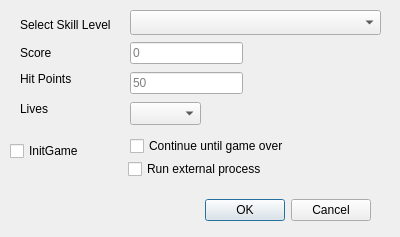
cfrankb/lgck-src, file src/lgck-builder/DlgTestLevel.ui: the form before one commit.
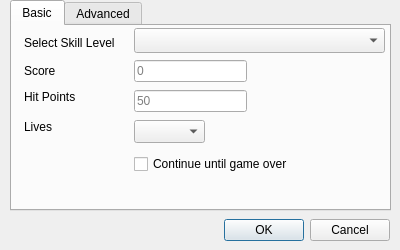
The form after the commit. Icons and pictures are not drawn.

```diff
--- a/src/lgck-builder/DlgTestLevel.ui
+++ b/src/lgck-builder/DlgTestLevel.ui
@@ -7,7 +7,7 @@
     <x>0</x>
     <y>0</y>
     <width>400</width>
-    <height>237</height>
+    <height>250</height>
    </rect>
   </property>
   <property name="minimumSize">
@@ -32,8 +32,8 @@
   <widget class="QDialogButtonBox" name="buttonBox">
    <property name="geometry">
     <rect>
-     <x>150</x>
-     <y>190</y>
+     <x>169</x>
+     <y>210</y>
      <width>221</width>
      <height>41</height>
     </rect>
@@ -45,11 +45,50 @@
     <set>QDialogButtonBox::Cancel|QDialogButtonBox::Ok</set>
    </property>
   </widget>
+  <widget class="QTabWidget" name="tabWidget">
+   <property name="geometry">
+    <rect>
+     <x>10</x>
+     <y>0</y>
+     <width>381</width>
+     <height>211</height>
+    </rect>
+   </property>
+   <property name="currentIndex">
+    <number>0</number>
+   </property>
+   <widget class="QWidget" name="tab">
+    <attribute name="title">
+     <string>Basic</string>
+    </attribute>
+    <widget class="QComboBox" name="cbSkill">
+     <property name="geometry">
+      <rect>
+       <x>122</x>
+       <y>2</y>
+       <width>251</width>
+       <height>25</height>
+      </rect>
+     </property>
+    </widget>
+    <widget class="QLabel" name="label_4">
+     <property name="geometry">
+      <rect>
+       <x>12</x>
+       <y>94</y>
+       <width>52</width>
+       <height>14</height>
+      </rect>
+     </property>
+     <property name="text">
+      <string>Lives</string>
+     </property>
+    </widget>
   <widget class="QLabel" name="label">
    <property name="geometry">
     <rect>
-     <x>20</x>
-     <y>17</y>
+       <x>12</x>
+       <y>9</y>
      <width>101</width>
      <height>16</height>
     </rect>
@@ -58,21 +97,37 @@
     <string>Select Skill Level</string>
    </property>
   </widget>
-  <widget class="QComboBox" name="cbSkill">
+    <widget class="QCheckBox" name="cContinue">
    <property name="geometry">
     <rect>
-     <x>130</x>
-     <y>10</y>
-     <width>251</width>
-     <height>25</height>
-    </rect>
+       <x>122</x>
+       <y>127</y>
+       <width>221</width>
+       <height>22</height>
+      </rect>
+     </property>
+     <property name="text">
+      <string>Continue until game over</string>
+     </property>
+    </widget>
+    <widget class="QLabel" name="label_2">
+     <property name="geometry">
+      <rect>
+       <x>12</x>
+       <y>38</y>
+       <width>52</width>
+       <height>14</height>
+      </rect>
+     </property>
+     <property name="text">
+      <string>Score</string>
    </property>
   </widget>
   <widget class="QLineEdit" name="eScore">
    <property name="geometry">
     <rect>
-     <x>130</x>
-     <y>42</y>
+       <x>122</x>
+       <y>34</y>
      <width>113</width>
      <height>22</height>
     </rect>
@@ -84,102 +139,73 @@
     <string>0</string>
    </property>
   </widget>
-  <widget class="QLineEdit" name="eHitPoints">
+    <widget class="QLabel" name="label_3">
    <property name="geometry">
     <rect>
-     <x>130</x>
-     <y>72</y>
-     <width>113</width>
-     <height>22</height>
-    </rect>
-   </property>
-   <property name="inputMask">
-    <string>000</string>
-   </property>
-   <property name="placeholderText">
-    <string>50</string>
+       <x>12</x>
+       <y>64</y>
+       <width>52</width>
+       <height>14</height>
+      </rect>
+     </property>
+     <property name="text">
+      <string>Hit Points</string>
    </property>
   </widget>
   <widget class="QComboBox" name="cbLives">
    <property name="geometry">
     <rect>
-     <x>130</x>
-     <y>102</y>
+       <x>122</x>
+       <y>94</y>
      <width>71</width>
      <height>23</height>
     </rect>
    </property>
   </widget>
-  <widget class="QLabel" name="label_2">
+    <widget class="QLineEdit" name="eHitPoints">
    <property name="geometry">
     <rect>
-     <x>20</x>
-     <y>46</y>
-     <width>52</width>
-     <height>14</height>
-    </rect>
-   </property>
-   <property name="text">
-    <string>Score</string>
-   </property>
-  </widget>
-  <widget class="QLabel" name="label_3">
-   <property name="geometry">
-    <rect>
-     <x>20</x>
-     <y>72</y>
-     <width>52</width>
-     <height>14</height>
-    </rect>
-   </property>
-   <property name="text">
-    <string>Hit Points</string>
-   </property>
-  </widget>
-  <widget class="QLabel" name="label_4">
-   <property name="geometry">
-    <rect>
-     <x>20</x>
-     <y>102</y>
-     <width>52</width>
-     <height>14</height>
-    </rect>
-   </property>
-   <property name="text">
-    <string>Lives</string>
-   </property>
-  </widget>
-  <widget class="QCheckBox" name="cInitGame">
-   <property name="geometry">
-    <rect>
-     <x>10</x>
-     <y>140</y>
-     <width>93</width>
+       <x>122</x>
+       <y>64</y>
+       <width>113</width>
      <height>22</height>
     </rect>
    </property>
-   <property name="text">
-    <string>InitGame</string>
-   </property>
-  </widget>
-  <widget class="QCheckBox" name="cContinue">
-   <property name="geometry">
-    <rect>
-     <x>130</x>
-     <y>135</y>
-     <width>221</width>
-     <height>22</height>
-    </rect>
-   </property>
-   <property name="text">
-    <string>Continue until game over</string>
-   </property>
-  </widget>
+     <property name="inputMask">
+      <string>000</string>
+     </property>
+     <property name="placeholderText">
+      <string>50</string>
+     </property>
+    </widget>
+    <zorder>cbSkill</zorder>
+    <zorder>label_4</zorder>
+    <zorder>label</zorder>
+    <zorder>label_2</zorder>
+    <zorder>cContinue</zorder>
+    <zorder>eScore</zorder>
+    <zorder>label_3</zorder>
+    <zorder>cbLives</zorder>
+    <zorder>eHitPoints</zorder>
+    <zorder>cbSkill</zorder>
+    <zorder>label_4</zorder>
+    <zorder>label</zorder>
+    <zorder>cContinue</zorder>
+    <zorder>label_2</zorder>
+    <zorder>eScore</zorder>
+    <zorder>label_3</zorder>
+    <zorder>cbLives</zorder>
+    <zorder>eHitPoints</zorder>
+   </widget>
+   <widget class="QWidget" name="tab_2">
+    <attribute name="title">
+     <string>Advanced</string>
+    </attribute>
   <widget class="QCheckBox" name="cExternal">
    <property name="geometry">
     <rect>
-     <x>128</x>
-     <y>158</y>
+       <x>20</x>
+       <y>10</y>
      <width>181</width>
      <height>22</height>
     </rect>
@@ -187,6 +213,31 @@
    <property name="text">
     <string>Run external process</string>
    </property>
+    </widget>
+    <widget class="QCheckBox" name="cInitGame">
+     <property name="geometry">
+      <rect>
+       <x>20</x>
+       <y>100</y>
+       <width>93</width>
+       <height>22</height>
+      </rect>
+     </property>
+     <property name="text">
+      <string>InitGame</string>
+     </property>
+    </widget>
+    <widget class="QComboBox" name="cbResolution">
+     <property name="geometry">
+      <rect>
+       <x>40</x>
+       <y>40</y>
+       <width>171</width>
+       <height>27</height>
+      </rect>
+     </property>
+    </widget>
+   </widget>
   </widget>
  </widget>
  <resources>
```
Lines whose indentation alone changed are shown as unchanged.
